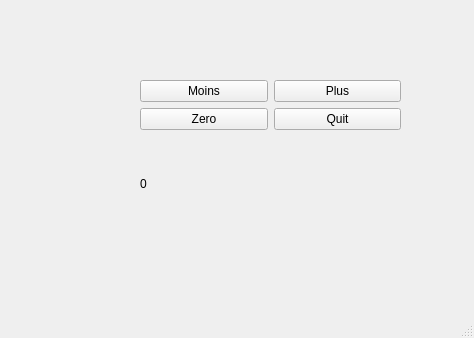
valentin-889/ProjetsQT, file mainwindow.ui: the form before one commit.
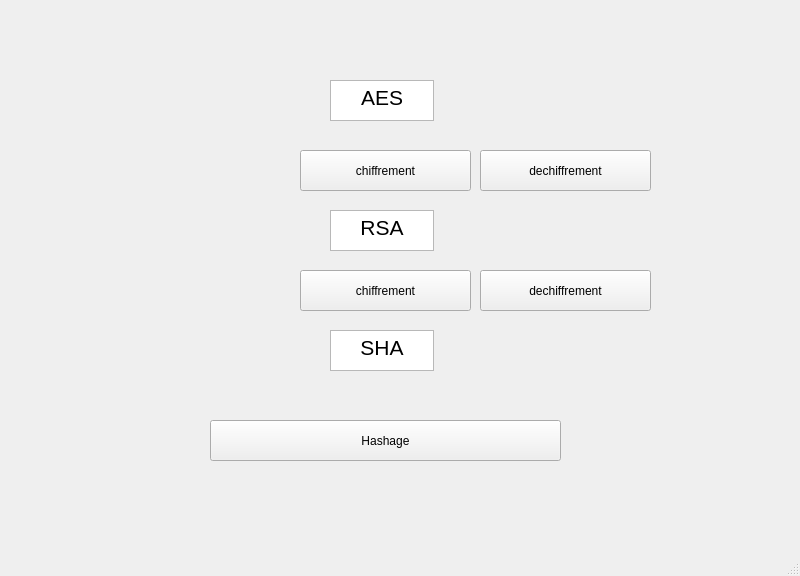
The form after the commit. Icons and pictures are not drawn.

Patch:
```diff
--- a/mainwindow.ui
+++ b/mainwindow.ui
@@ -6,61 +6,164 @@
    <rect>
     <x>0</x>
     <y>0</y>
-    <width>474</width>
-    <height>338</height>
+    <width>800</width>
+    <height>576</height>
    </rect>
   </property>
   <property name="windowTitle">
    <string>Super Fenêtre</string>
   </property>
   <widget class="QWidget" name="centralwidget">
-   <widget class="QWidget" name="gridLayoutWidget">
+   <widget class="QPushButton" name="btn_sha">
     <property name="geometry">
      <rect>
-      <x>140</x>
+      <x>210</x>
+      <y>420</y>
+      <width>351</width>
+      <height>41</height>
+     </rect>
+    </property>
+    <property name="text">
+     <string>Hashage</string>
+    </property>
+   </widget>
+   <widget class="QPushButton" name="btn_dechif_rsa">
+    <property name="geometry">
+     <rect>
+      <x>480</x>
+      <y>270</y>
+      <width>171</width>
+      <height>41</height>
+     </rect>
+    </property>
+    <property name="text">
+     <string>dechiffrement</string>
+    </property>
+   </widget>
+   <widget class="QPushButton" name="btn_chif_rsa">
+    <property name="geometry">
+     <rect>
+      <x>300</x>
+      <y>270</y>
+      <width>171</width>
+      <height>41</height>
+     </rect>
+    </property>
+    <property name="text">
+     <string>chiffrement</string>
+    </property>
+   </widget>
+   <widget class="QPushButton" name="btn_dechif_aes">
+    <property name="geometry">
+     <rect>
+      <x>480</x>
+      <y>150</y>
+      <width>171</width>
+      <height>41</height>
+     </rect>
+    </property>
+    <property name="text">
+     <string>dechiffrement</string>
+    </property>
+   </widget>
+   <widget class="QPushButton" name="btn_chif_aes">
+    <property name="geometry">
+     <rect>
+      <x>300</x>
+      <y>150</y>
+      <width>171</width>
+      <height>41</height>
+     </rect>
+    </property>
+    <property name="text">
+     <string>chiffrement</string>
+    </property>
+   </widget>
+   <widget class="QTextEdit" name="TXT_sha">
+    <property name="geometry">
+     <rect>
+      <x>330</x>
+      <y>330</y>
+      <width>104</width>
+      <height>41</height>
+     </rect>
+    </property>
+    <property name="html">
+     <string>&lt;!DOCTYPE HTML PUBLIC &quot;-//W3C//DTD HTML 4.0//EN&quot; &quot;http://www.w3.org/TR/REC-html40/strict.dtd&quot;&gt;
+&lt;html&gt;&lt;head&gt;&lt;meta name=&quot;qrichtext&quot; content=&quot;1&quot; /&gt;&lt;meta charset=&quot;utf-8&quot; /&gt;&lt;style type=&quot;text/css&quot;&gt;
+p, li { white-space: pre-wrap; }
+hr { height: 1px; border-width: 0; }
+li.unchecked::marker { content: &quot;\2610&quot;; }
+li.checked::marker { content: &quot;\2612&quot;; }
+&lt;/style&gt;&lt;/head&gt;&lt;body style=&quot; font-family:'Segoe UI'; font-size:9pt; font-weight:400; font-style:normal;&quot;&gt;
+&lt;p align=&quot;center&quot; style=&quot; margin-top:0px; margin-bottom:0px; margin-left:0px; margin-right:0px; -qt-block-indent:0; text-indent:0px;&quot;&gt;&lt;span style=&quot; font-size:16pt;&quot;&gt;SHA&lt;/span&gt;&lt;/p&gt;&lt;/body&gt;&lt;/html&gt;</string>
+    </property>
+   </widget>
+   <widget class="QTextEdit" name="TXT_aes">
+    <property name="geometry">
+     <rect>
+      <x>330</x>
       <y>80</y>
-      <width>261</width>
-      <height>151</height>
+      <width>104</width>
+      <height>41</height>
      </rect>
     </property>
-    <layout class="QGridLayout" name="gridLayout">
-     <item row="0" column="0">
-      <widget class="QPushButton" name="btnMoins">
-       <property name="text">
-        <string>Moins</string>
-       </property>
-      </widget>
-     </item>
-     <item row="0" column="1">
-      <widget class="QPushButton" name="btnPlus">
-       <property name="text">
-        <string>Plus</string>
-       </property>
-      </widget>
-     </item>
-     <item row="2" column="0" colspan="2">
-      <widget class="QLabel" name="lblAffichage">
-       <property name="text">
-        <string>0</string>
-       </property>
-      </widget>
-     </item>
-     <item row="1" column="0">
-      <widget class="QPushButton" name="btnZero">
-       <property name="text">
-        <string>Zero</string>
-       </property>
-      </widget>
-     </item>
-     <item row="1" column="1">
-      <widget class="QPushButton" name="btnQuit">
-       <property name="text">
-        <string>Quit</string>
-       </property>
-      </widget>
-     </item>
-    </layout>
+    <property name="html">
+     <string>&lt;!DOCTYPE HTML PUBLIC &quot;-//W3C//DTD HTML 4.0//EN&quot; &quot;http://www.w3.org/TR/REC-html40/strict.dtd&quot;&gt;
+&lt;html&gt;&lt;head&gt;&lt;meta name=&quot;qrichtext&quot; content=&quot;1&quot; /&gt;&lt;meta charset=&quot;utf-8&quot; /&gt;&lt;style type=&quot;text/css&quot;&gt;
+p, li { white-space: pre-wrap; }
+hr { height: 1px; border-width: 0; }
+li.unchecked::marker { content: &quot;\2610&quot;; }
+li.checked::marker { content: &quot;\2612&quot;; }
+&lt;/style&gt;&lt;/head&gt;&lt;body style=&quot; font-family:'Segoe UI'; font-size:9pt; font-weight:400; font-style:normal;&quot;&gt;
+&lt;p align=&quot;center&quot; style=&quot; margin-top:0px; margin-bottom:0px; margin-left:0px; margin-right:0px; -qt-block-indent:0; text-indent:0px;&quot;&gt;&lt;span style=&quot; font-size:16pt;&quot;&gt;AES&lt;/span&gt;&lt;/p&gt;&lt;/body&gt;&lt;/html&gt;</string>
+    </property>
    </widget>
+   <widget class="QTextEdit" name="TXT_rsa">
+    <property name="geometry">
+     <rect>
+      <x>330</x>
+      <y>210</y>
+      <width>104</width>
+      <height>41</height>
+     </rect>
+    </property>
+    <property name="html">
+     <string>&lt;!DOCTYPE HTML PUBLIC &quot;-//W3C//DTD HTML 4.0//EN&quot; &quot;http://www.w3.org/TR/REC-html40/strict.dtd&quot;&gt;
+&lt;html&gt;&lt;head&gt;&lt;meta name=&quot;qrichtext&quot; content=&quot;1&quot; /&gt;&lt;meta charset=&quot;utf-8&quot; /&gt;&lt;style type=&quot;text/css&quot;&gt;
+p, li { white-space: pre-wrap; }
+hr { height: 1px; border-width: 0; }
+li.unchecked::marker { content: &quot;\2610&quot;; }
+li.checked::marker { content: &quot;\2612&quot;; }
+&lt;/style&gt;&lt;/head&gt;&lt;body style=&quot; font-family:'Segoe UI'; font-size:9pt; font-weight:400; font-style:normal;&quot;&gt;
+&lt;p align=&quot;center&quot; style=&quot; margin-top:0px; margin-bottom:0px; margin-left:0px; margin-right:0px; -qt-block-indent:0; text-indent:0px;&quot;&gt;&lt;span style=&quot; font-size:16pt;&quot;&gt;RSA&lt;/span&gt;&lt;/p&gt;&lt;/body&gt;&lt;/html&gt;</string>
+    </property>
+   </widget>
+   <widget class="QLabel" name="label">
+    <property name="geometry">
+     <rect>
+      <x>-10</x>
+      <y>-10</y>
+      <width>811</width>
+      <height>561</height>
+     </rect>
+    </property>
+    <property name="styleSheet">
+     <string notr="true">image: url(:/youenntpapret.png);</string>
+    </property>
+    <property name="text">
+     <string/>
+    </property>
+   </widget>
+   <zorder>label</zorder>
+   <zorder>btn_sha</zorder>
+   <zorder>btn_dechif_rsa</zorder>
+   <zorder>btn_chif_rsa</zorder>
+   <zorder>btn_dechif_aes</zorder>
+   <zorder>btn_chif_aes</zorder>
+   <zorder>TXT_sha</zorder>
+   <zorder>TXT_aes</zorder>
+   <zorder>TXT_rsa</zorder>
   </widget>
   <widget class="QMenuBar" name="menubar">
    <property name="geometry">
```
Left out of the diff: 4 changed lines with no effect on the pictures.
